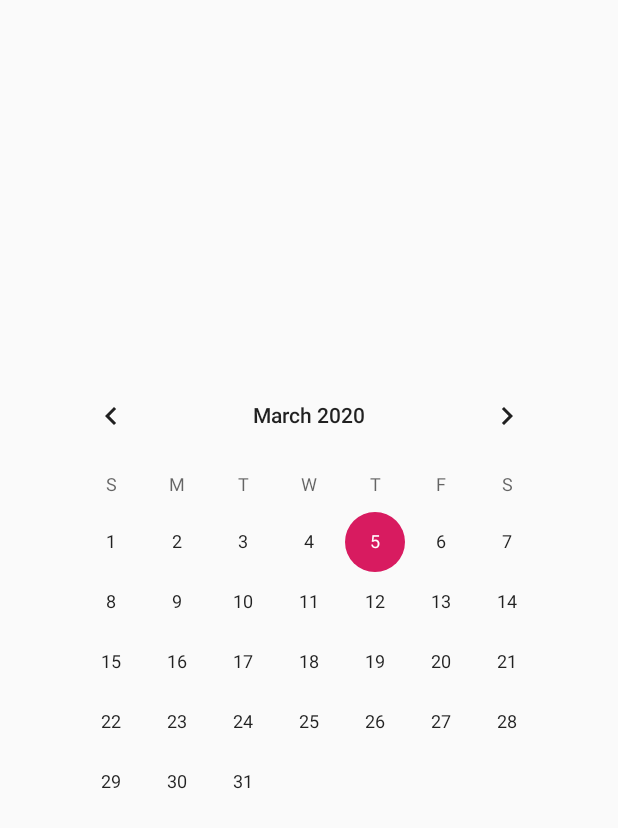
After one commit to nelshaw/incrementum, an Android app: the CalendarActivity screen opened directly, with no data from a screen before it, on a phone screen of 412 x 824 dp. The commit adds this screen. Shown: the top 828 px of the screen. Run offline under Robolectric (Android 15) with nearby library versions, the light colour scheme and no system bars.

Commit message:
make base calendar view

```diff
--- a/app/src/main/AndroidManifest.xml
+++ b/app/src/main/AndroidManifest.xml
@@ -9,7 +9,8 @@
         android:roundIcon="@mipmap/ic_launcher_round"
         android:supportsRtl="true"
         android:theme="@style/AppTheme">
-        <activity android:name=".Log_Habits_Hobbies_Time_Activity"></activity>
+        <activity android:name=".CalendarActivity"></activity>
+        <activity android:name=".Log_Habits_Hobbies_Time_Activity" />
         <activity android:name=".AddHabit2Activity" />
         <activity android:name=".AddHabitActivity" />
         <activity android:name=".ViewHabitActivity" />
@@ -25,7 +26,7 @@
             </intent-filter>
         </activity>
         <activity android:name=".ViewJournalActivity" />
-      <activity android:name=".MapActivity" />
+        <activity android:name=".MapActivity" />
     </application>
 
 </manifest>
--- /dev/null
+++ b/app/src/main/java/com/example/incrementum/CalendarActivity.java
@@ -0,0 +1,30 @@
+package com.example.incrementum;
+
+import android.os.Bundle;
+import android.util.Log;
+import android.widget.CalendarView;
+
+import androidx.annotation.NonNull;
+import androidx.appcompat.app.AppCompatActivity;
+
+public class CalendarActivity extends AppCompatActivity {
+
+    CalendarView calendarView;
+
+    @Override
+    protected void onCreate(Bundle savedInstanceState) {
+        super.onCreate(savedInstanceState);
+        setContentView(R.layout.activity_calendar);
+
+        calendarView = findViewById(R.id.calendarView);
+
+        calendarView.setOnDateChangeListener(new CalendarView.OnDateChangeListener() {
+            @Override
+            public void onSelectedDayChange(@NonNull CalendarView view, int year, int month, int dayOfMonth) {
+                String date = dayOfMonth + "/" + (month + 1) + "/" + year;
+                Log.d("Select Date: ", date);
+            }
+        });
+
+    }
+}
--- /dev/null
+++ b/app/src/main/res/layout/activity_calendar.xml
@@ -0,0 +1,17 @@
+<?xml version="1.0" encoding="utf-8"?>
+<androidx.constraintlayout.widget.ConstraintLayout xmlns:android="http://schemas.android.com/apk/res/android"
+    xmlns:app="http://schemas.android.com/apk/res-auto"
+    xmlns:tools="http://schemas.android.com/tools"
+    android:layout_width="match_parent"
+    android:layout_height="match_parent"
+    tools:context=".CalendarActivity">
+
+    <CalendarView
+        android:id="@+id/calendarView"
+        android:layout_width="wrap_content"
+        android:layout_height="wrap_content"
+        app:layout_constraintBottom_toBottomOf="parent"
+        app:layout_constraintEnd_toEndOf="parent"
+        app:layout_constraintStart_toStartOf="parent"
+        app:layout_constraintTop_toTopOf="parent" />
+</androidx.constraintlayout.widget.ConstraintLayout>
--- a/build.gradle
+++ b/build.gradle
@@ -18,6 +18,9 @@ allprojects {
     repositories {
         google()
         jcenter()
+        maven {
+            url 'https://jitpack.io'
+        }
 
     }
 }
```
Also changed, not shown: app/build.gradle (+5 -5 lines), app/src/main/java/com/example/incrementum/MainActivity.java (+15 -0 lines), app/src/main/res/layout/activity_main.xml (+10 -0 lines).
